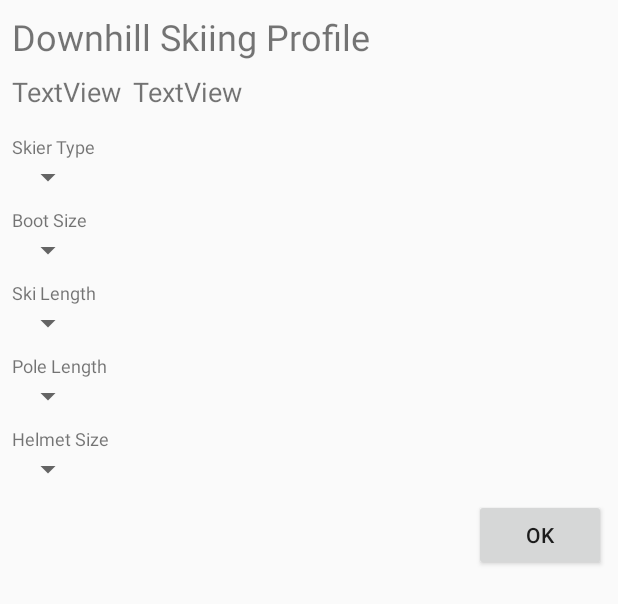
After one commit to aworldnervelink/schuss, an Android app: the layout downhill_profile.xml on its own in the app's theme, with its tools: preview values and no code run, on a phone screen of 412 x 824 dp. The commit adds this screen. Shown: the top 604 px of the screen. Run offline under Robolectric (Android 15) with nearby library versions, the phone set to English and light mode, and no system bars.

Commit message:
Added DownhillProfile to model, new Fragment.

```diff
--- a/app/src/main/java/com/appropel/schuss/controller/DefaultSchussController.java
+++ b/app/src/main/java/com/appropel/schuss/controller/DefaultSchussController.java
@@ -3,7 +3,6 @@ package com.appropel.schuss.controller;
 import com.appropel.schuss.common.util.ContextUtils;
 import com.appropel.schuss.common.util.EventBusFacade;
 import com.appropel.schuss.common.util.Preferences;
-import com.appropel.schuss.common.util.UserInterface;
 import com.appropel.schuss.controller.event.PersonEvent;
 import com.appropel.schuss.model.read.Person;
 import com.appropel.schuss.service.SchussService;
--- a/app/src/main/java/com/appropel/schuss/dagger/SchussComponent.java
+++ b/app/src/main/java/com/appropel/schuss/dagger/SchussComponent.java
@@ -1,6 +1,7 @@
 package com.appropel.schuss.dagger;
 
 import com.appropel.schuss.view.activity.MainActivity;
+import com.appropel.schuss.view.fragment.DownhillProfileFragment;
 import com.appropel.schuss.view.fragment.EditPersonFragment;
 import com.appropel.schuss.view.fragment.HomeFragment;
 import com.appropel.schuss.view.fragment.LoginFragment;
@@ -18,6 +19,7 @@ public interface SchussComponent
 {
     // CSOFF: EmptyLineSeparator
     // CSOFF: JavadocMethod
+    void inject(DownhillProfileFragment downhillProfileFragment);
     void inject(EditPersonFragment editPersonFragment);
     void inject(HomeFragment loginFragment);
     void inject(LoginFragment loginFragment);
--- a/app/src/main/java/com/appropel/schuss/dagger/SchussModule.java
+++ b/app/src/main/java/com/appropel/schuss/dagger/SchussModule.java
@@ -8,7 +8,7 @@ import com.appropel.schuss.common.util.ContextUtils;
 import com.appropel.schuss.common.util.EventBusFacade;
 import com.appropel.schuss.common.util.EventBusWrapper;
 import com.appropel.schuss.common.util.Preferences;
-import com.appropel.schuss.common.util.UserInterface;
+import com.appropel.schuss.controller.UserInterface;
 import com.appropel.schuss.controller.DefaultSchussController;
 import com.appropel.schuss.controller.SchussController;
 import com.appropel.schuss.model.read.ProtocolHeaders;
--- a/app/src/main/java/com/appropel/schuss/view/fragment/EditPersonFragment.java
+++ b/app/src/main/java/com/appropel/schuss/view/fragment/EditPersonFragment.java
@@ -143,7 +143,7 @@ public final class EditPersonFragment extends ValidatableFragment implements Val
 
         // TODO: implement autocomplete for e-mail address
 
-        return view;    // NOPMD TODO
+        return view;
     }
 
     /**
--- a/app/src/main/java/com/appropel/schuss/view/fragment/HomeFragment.java
+++ b/app/src/main/java/com/appropel/schuss/view/fragment/HomeFragment.java
@@ -10,7 +10,7 @@ import android.view.ViewGroup;
 
 import com.appropel.schuss.R;
 import com.appropel.schuss.common.util.EventBusFacade;
-import com.appropel.schuss.common.util.UserInterface;
+import com.appropel.schuss.controller.UserInterface;
 import com.appropel.schuss.controller.SchussController;
 import com.appropel.schuss.controller.event.PersonEvent;
 import com.appropel.schuss.dagger.DaggerWrapper;
@@ -87,7 +87,7 @@ public final class HomeFragment extends Fragment
         adapter.clear();
         for (Person person : event.getPersons())
         {
-            adapter.add(new PersonItem(person));
+            adapter.add(new PersonItem(person, userInterface));
         }
     }
 
--- /dev/null
+++ b/app/src/main/res/layout/downhill_profile.xml
@@ -0,0 +1,150 @@
+<?xml version="1.0" encoding="utf-8"?>
+<ScrollView xmlns:android="http://schemas.android.com/apk/res/android"
+            xmlns:app="http://schemas.android.com/apk/res-auto"
+            xmlns:tools="http://schemas.android.com/tools"
+            android:layout_width="match_parent"
+            android:layout_height="match_parent">
+
+    <android.support.constraint.ConstraintLayout android:layout_width="match_parent"
+                                                 android:layout_height="wrap_content">
+
+        <TextView
+            android:id="@+id/textView14"
+            android:layout_width="wrap_content"
+            android:layout_height="wrap_content"
+            android:layout_marginStart="8dp"
+            android:layout_marginTop="8dp"
+            android:text="@string/downhill_profile"
+            android:textSize="24sp"
+            app:layout_constraintStart_toStartOf="parent"
+            app:layout_constraintTop_toTopOf="parent"/>
+
+        <TextView
+            android:id="@+id/first_name"
+            android:layout_width="wrap_content"
+            android:layout_height="wrap_content"
+            android:layout_marginStart="8dp"
+            android:layout_marginTop="8dp"
+            android:text="TextView"
+            android:textSize="18sp"
+            app:layout_constraintStart_toStartOf="parent"
+            app:layout_constraintTop_toBottomOf="@+id/textView14"/>
+
+        <TextView
+            android:id="@+id/last_name"
+            android:layout_width="wrap_content"
+            android:layout_height="wrap_content"
+            android:layout_marginStart="8dp"
+            android:layout_marginTop="8dp"
+            android:text="TextView"
+            android:textSize="18sp"
+            app:layout_constraintStart_toEndOf="@+id/first_name"
+            app:layout_constraintTop_toBottomOf="@+id/textView14"/>
+
+        <TextView
+            android:id="@+id/textView17"
+            android:layout_width="wrap_content"
+            android:layout_height="wrap_content"
+            android:layout_marginStart="8dp"
+            android:layout_marginTop="16dp"
+            android:text="@string/skier_type"
+            android:textSize="12sp"
+            app:layout_constraintStart_toStartOf="parent"
+            app:layout_constraintTop_toBottomOf="@+id/first_name"/>
+
+        <Spinner
+            android:id="@+id/skier_type"
+            android:layout_width="wrap_content"
+            android:layout_height="wrap_content"
+            android:layout_marginStart="8dp"
+            app:layout_constraintStart_toStartOf="parent"
+            app:layout_constraintTop_toBottomOf="@+id/textView17"/>
+
+        <TextView
+            android:id="@+id/textView18"
+            android:layout_width="wrap_content"
+            android:layout_height="wrap_content"
+            android:layout_marginStart="8dp"
+            android:layout_marginTop="8dp"
+            android:text="@string/boot_size"
+            android:textSize="12sp"
+            app:layout_constraintStart_toStartOf="parent"
+            app:layout_constraintTop_toBottomOf="@+id/skier_type"/>
+
+        <Spinner
+            android:id="@+id/boot_size"
+            android:layout_width="wrap_content"
+            android:layout_height="wrap_content"
+            android:layout_marginStart="8dp"
+            app:layout_constraintStart_toStartOf="parent"
+            app:layout_constraintTop_toBottomOf="@+id/textView18"/>
+
+        <TextView
+            android:id="@+id/textView19"
+            android:layout_width="wrap_content"
+            android:layout_height="wrap_content"
+            android:layout_marginStart="8dp"
+            android:layout_marginTop="8dp"
+            android:text="@string/ski_length"
+            android:textSize="12sp"
+            app:layout_constraintStart_toStartOf="parent"
+            app:layout_constraintTop_toBottomOf="@+id/boot_size"/>
+
+        <Spinner
+            android:id="@+id/ski_length"
+            android:layout_width="wrap_content"
+            android:layout_height="wrap_content"
+            android:layout_marginStart="8dp"
+            app:layout_constraintStart_toStartOf="parent"
+            app:layout_constraintTop_toBottomOf="@+id/textView19"/>
+
+        <TextView
+            android:id="@+id/textView20"
+            android:layout_width="wrap_content"
+            android:layout_height="wrap_content"
+            android:layout_marginStart="8dp"
+            android:layout_marginTop="8dp"
+            android:text="@string/pole_length"
+            android:textSize="12sp"
+            app:layout_constraintStart_toStartOf="parent"
+            app:layout_constraintTop_toBottomOf="@+id/ski_length"/>
+
+        <Spinner
+            android:id="@+id/pole_length"
+            android:layout_width="wrap_content"
+            android:layout_height="wrap_content"
+            android:layout_marginStart="8dp"
+            app:layout_constraintStart_toStartOf="parent"
+            app:layout_constraintTop_toBottomOf="@+id/textView20"/>
+
+        <TextView
+            android:id="@+id/textView21"
+            android:layout_width="wrap_content"
+            android:layout_height="wrap_content"
+            android:layout_marginStart="8dp"
+            android:layout_marginTop="8dp"
+            android:text="@string/helmet_size"
+            android:textSize="12sp"
+            app:layout_constraintStart_toStartOf="parent"
+            app:layout_constraintTop_toBottomOf="@+id/pole_length"/>
+
+        <Spinner
+            android:id="@+id/helmet_size"
+            android:layout_width="wrap_content"
+            android:layout_height="wrap_content"
+            android:layout_marginStart="8dp"
+            app:layout_constraintStart_toStartOf="parent"
+            app:layout_constraintTop_toBottomOf="@+id/textView21"/>
+
+        <Button
+            android:id="@+id/ok_button"
+            android:layout_width="wrap_content"
+            android:layout_height="wrap_content"
+            android:layout_marginTop="8dp"
+            android:layout_marginEnd="8dp"
+            android:text="@android:string/ok"
+            app:layout_constraintEnd_toEndOf="parent"
+            app:layout_constraintTop_toBottomOf="@+id/helmet_size"/>
+
+    </android.support.constraint.ConstraintLayout>
+</ScrollView>
--- a/app/src/main/res/values/strings.xml
+++ b/app/src/main/res/values/strings.xml
@@ -23,4 +23,10 @@
     <string name="city">City</string>
     <string name="state">State</string>
     <string name="postal_code">Postal Code</string>
+    <string name="downhill_profile">Downhill Skiing Profile</string>
+    <string name="skier_type">Skier Type</string>
+    <string name="boot_size">Boot Size</string>
+    <string name="ski_length">Ski Length</string>
+    <string name="pole_length">Pole Length</string>
+    <string name="helmet_size">Helmet Size</string>
 </resources>
--- a/model/src/main/java/com/appropel/schuss/model/read/Person.java
+++ b/model/src/main/java/com/appropel/schuss/model/read/Person.java
@@ -5,12 +5,13 @@ import com.google.common.base.Preconditions;
 
 import org.immutables.value.Value;
 
+import java.io.Serializable;
 import java.util.regex.Matcher;
 import java.util.regex.Pattern;
 
 @Value.Immutable
 @JsonDeserialize(builder = ImmutablePerson.Builder.class)
-public abstract class Person
+public abstract class Person implements Serializable
 {
     /** Regular expression for a telephone number. */
     public static final String TELEPHONE_REGEX = "^\\(?([0-9]{3})\\)?[-. ]?([0-9]{3})[-. ]?([0-9]{4})$|^$";
```
Also changed, not shown: app/src/main/java/com/appropel/schuss/controller/UserInterface.java (renamed from app/src/main/java/com/appropel/schuss/common/util/UserInterface.java, +11 -3 lines), app/src/main/java/com/appropel/schuss/view/activity/MainActivity.java (+2 -8 lines), app/src/main/java/com/appropel/schuss/view/event/ChangeFragmentEvent.java (+47 -2 lines), app/src/main/java/com/appropel/schuss/view/fragment/DefaultUserInterface.java (+11 -3 lines), app/src/main/java/com/appropel/schuss/view/fragment/DownhillProfileFragment.java (added, +98 -0 lines), app/src/main/java/com/appropel/schuss/view/util/PersonItem.java (+17 -2 lines), app/src/main/res/layout/person_summary.xml (+12 -1 lines), model/src/main/java/com/appropel/schuss/model/read/DownhillProfile.java (added, +25 -0 lines), model/src/main/java/com/appropel/schuss/model/read/Profile.java (added, +18 -0 lines).
